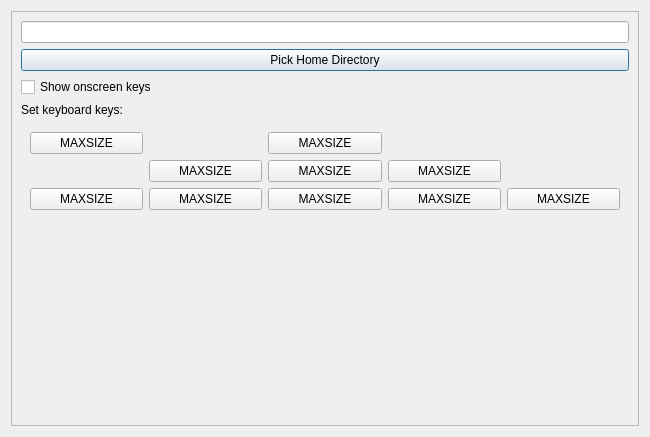
meepingsnesroms/Mu, file qtBuildSystem/Mu/settingsmanager.ui: the form before one commit.
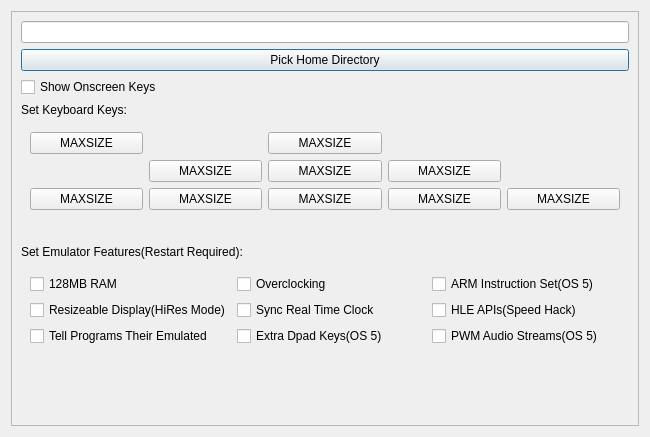
The form after the commit. Icons and pictures are not drawn.

Commit message: Allow setting feature bits through GUI

```diff
--- a/qtBuildSystem/Mu/settingsmanager.ui
+++ b/qtBuildSystem/Mu/settingsmanager.ui
@@ -48,14 +48,14 @@
        <item>
         <widget class="QCheckBox" name="showOnscreenKeys">
          <property name="text">
-          <string>Show onscreen keys</string>
+          <string>Show Onscreen Keys</string>
          </property>
         </widget>
        </item>
        <item>
         <widget class="QLabel" name="label">
          <property name="text">
-          <string>Set keyboard keys:</string>
+          <string>Set Keyboard Keys:</string>
          </property>
         </widget>
        </item>
@@ -218,6 +218,82 @@
          </property>
         </widget>
        </item>
+       <item>
+        <widget class="QLabel" name="label_2">
+         <property name="text">
+          <string>Set Emulator Features(Restart Required):</string>
+         </property>
+        </widget>
+       </item>
+       <item>
+        <widget class="QWidget" name="gridWidget_2" native="true">
+         <layout class="QGridLayout" name="gridLayout_2">
+          <item row="2" column="0">
+           <widget class="QCheckBox" name="featureEmuHonest">
+            <property name="text">
+             <string>Tell Programs Their Emulated</string>
+            </property>
+           </widget>
+          </item>
+          <item row="1" column="2">
+           <widget class="QCheckBox" name="featureHleApis">
+            <property name="text">
+             <string>HLE APIs(Speed Hack)</string>
+            </property>
+           </widget>
+          </item>
+          <item row="1" column="0">
+           <widget class="QCheckBox" name="featureCustomFb">
+            <property name="text">
+             <string>Resizeable Display(HiRes Mode)</string>
+            </property>
+           </widget>
+          </item>
+          <item row="0" column="2">
+           <widget class="QCheckBox" name="featureHybridCpu">
+            <property name="text">
+             <string>ARM Instruction Set(OS 5)</string>
+            </property>
+           </widget>
+          </item>
+          <item row="0" column="0">
+           <widget class="QCheckBox" name="feature128mbRam">
+            <property name="text">
+             <string>128MB RAM</string>
+            </property>
+           </widget>
+          </item>
+          <item row="0" column="1">
+           <widget class="QCheckBox" name="featureFastCpu">
+            <property name="text">
+             <string>Overclocking</string>
+            </property>
+           </widget>
+          </item>
+          <item row="1" column="1">
+           <widget class="QCheckBox" name="featureSyncedRtc">
+            <property name="text">
+             <string>Sync Real Time Clock</string>
+            </property>
+           </widget>
+          </item>
+          <item row="2" column="1">
+           <widget class="QCheckBox" name="featureExtraKeys">
+            <property name="text">
+             <string>Extra Dpad Keys(OS 5)</string>
+            </property>
+           </widget>
+          </item>
+          <item row="2" column="2">
+           <widget class="QCheckBox" name="featureSoundStreams">
+            <property name="text">
+             <string>PWM Audio Streams(OS 5)</string>
+            </property>
+           </widget>
+          </item>
+         </layout>
+        </widget>
+       </item>
        <item>
         <spacer name="verticalSpacer">
          <property name="orientation">
```
Left out of the diff: 6 changed lines with no effect on the pictures. The commit also changes 10 other files.
